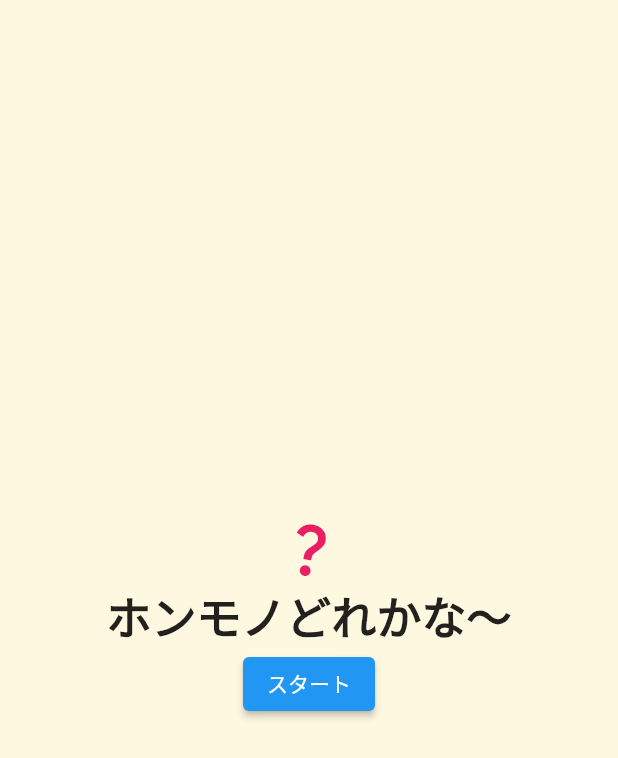
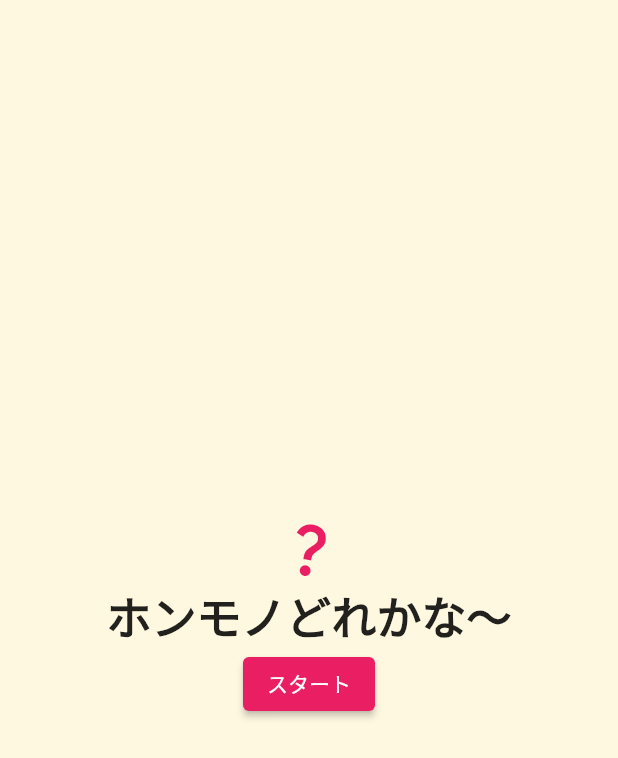
Before and after one commit to hoshico/gazou_quiz, a Flutter app: the screen it shows after launch, on a phone screen of 412 x 824 dp. Shown: the top 758 px of the screen. Run offline on Flutter 3.47's test engine with Material 2 defaults, Android fonts, the phone set to English and light mode, and no system bars; our stand-ins replace audioplayers.

Commit message:
change backgroudcolor

```diff
--- a/lib/view/quiz_app.dart
+++ b/lib/view/quiz_app.dart
@@ -32,6 +32,9 @@ class QuizApp extends StatelessWidget {
                 style: TextStyle(fontSize: 30, fontWeight: FontWeight.w700),
               ),
               ElevatedButton(
+                  style: ElevatedButton.styleFrom(
+                    backgroundColor: Colors.pink,
+                  ),
                   onPressed: () async {
                     final audio = AudioCache();
                     audio.play('start.mp3');
```
